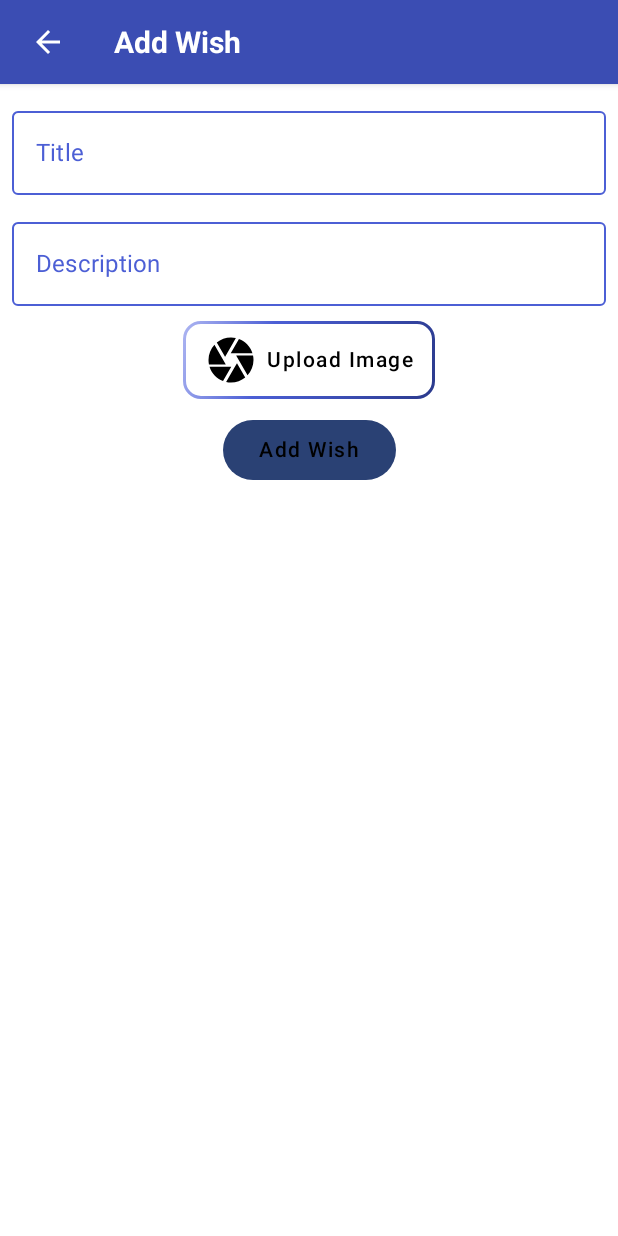
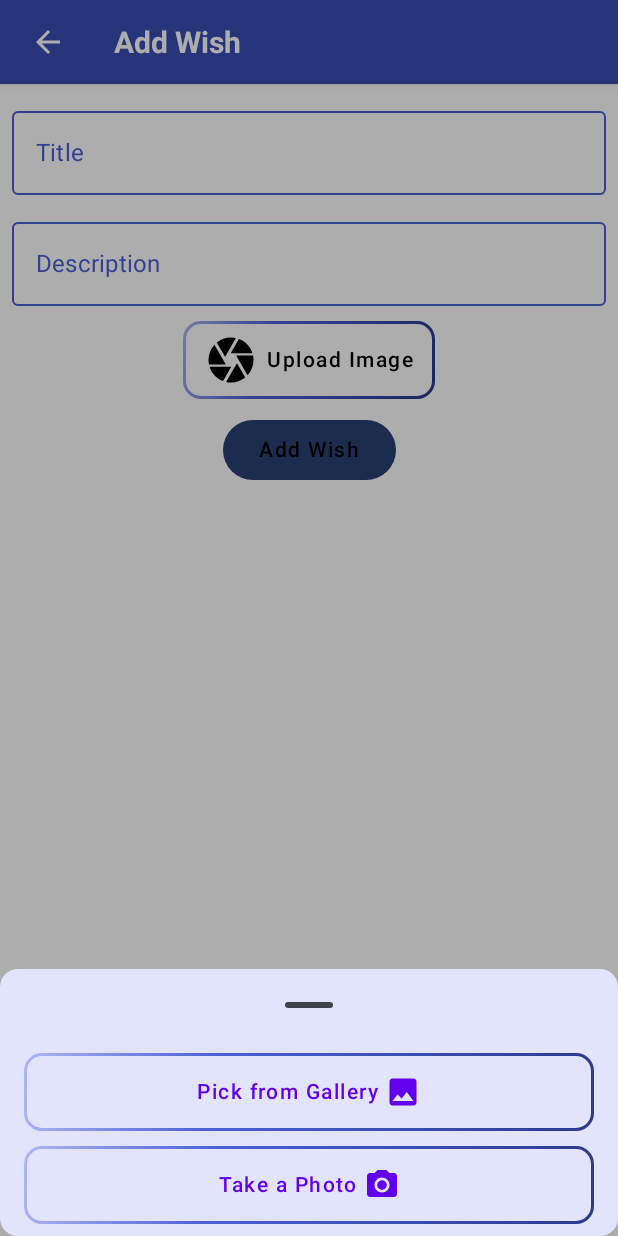
Before and after one commit to ShubhDev2604/WishListApp, an Android app built with Jetpack Compose: the composable AddEditDetailView called with empty values, after a tap on "Upload Image", on a phone screen of 412 x 824 dp. Run offline under Robolectric (Android 15) with nearby library versions, the phone set to English and light mode, and no system bars; 1 statement that could not run was skipped.

Commit message:
Bottomsheet UI completed

```diff
--- a/app/src/main/java/eu/tutorials/mywishlistapp/AddEditDetailView.kt
+++ b/app/src/main/java/eu/tutorials/mywishlistapp/AddEditDetailView.kt
@@ -1,5 +1,6 @@
 package eu.tutorials.mywishlistapp
 
+import android.content.Context
 import androidx.compose.foundation.background
 import androidx.compose.foundation.border
 import androidx.compose.foundation.clickable
@@ -26,8 +27,12 @@ import androidx.compose.material.TextFieldDefaults
 import androidx.compose.material.Typography
 import androidx.compose.material.rememberScaffoldState
 import androidx.compose.material3.Button
+import androidx.compose.material3.ExperimentalMaterial3Api
+import androidx.compose.material3.rememberModalBottomSheetState
 import androidx.compose.runtime.Composable
 import androidx.compose.runtime.collectAsState
+import androidx.compose.runtime.mutableStateOf
+import androidx.compose.runtime.remember
 import androidx.compose.runtime.rememberCoroutineScope
 import androidx.compose.ui.Alignment
 import androidx.compose.ui.Modifier
@@ -48,8 +53,10 @@ import androidx.compose.ui.unit.sp
 import androidx.navigation.NavController
 import eu.tutorials.mywishlistapp.data.Wish
 import eu.tutorials.mywishlistapp.ui.theme.AppTypography
+import kotlinx.coroutines.CoroutineScope
 import kotlinx.coroutines.launch
 
+@OptIn(ExperimentalMaterial3Api::class)
 @Composable
 fun AddEditDetailView(
     id: Long,
@@ -72,6 +79,7 @@ fun AddEditDetailView(
     }
 
     val keyboardController = LocalSoftwareKeyboardController.current
+    val (showSheet, setShowSheet) = remember { mutableStateOf(false) }
 
     Scaffold(
         topBar = {
@@ -137,7 +145,7 @@ fun AddEditDetailView(
                     )
                     .padding(2.dp)
                     .clickable {
-
+                        setShowSheet(true)
                     }
             ){
                 Row (
@@ -209,6 +217,16 @@ fun AddEditDetailView(
                     style = AppTypography.button
                 )
             }
+
+            // Show the bottom sheet if showSheet is true
+            if (showSheet) {
+                AddImageBottomSheet(
+                    onPickFromGallery = { /* handle gallery */ setShowSheet(false) },
+                    onTakePhoto = { /* handle camera */ setShowSheet(false) },
+                    onDismiss = { setShowSheet(false) },
+                    sheetState = rememberModalBottomSheetState()
+                )
+            }
         }
     }
 }
--- /dev/null
+++ b/app/src/main/java/eu/tutorials/mywishlistapp/AddImageBottomSheet.kt
@@ -0,0 +1,125 @@
+package eu.tutorials.mywishlistapp
+
+import androidx.compose.foundation.border
+import androidx.compose.foundation.layout.Column
+import androidx.compose.foundation.layout.Spacer
+import androidx.compose.foundation.layout.WindowInsets
+import androidx.compose.foundation.layout.fillMaxWidth
+import androidx.compose.foundation.layout.height
+import androidx.compose.foundation.layout.imePadding
+import androidx.compose.foundation.layout.navigationBars
+import androidx.compose.foundation.layout.navigationBarsPadding
+import androidx.compose.foundation.layout.padding
+import androidx.compose.foundation.shape.RoundedCornerShape
+import androidx.compose.material.Icon
+import androidx.compose.material.Text
+import androidx.compose.material.TextButton
+import androidx.compose.material.icons.Icons
+import androidx.compose.material3.ExperimentalMaterial3Api
+import androidx.compose.material3.ModalBottomSheet
+import androidx.compose.material3.SheetState
+import androidx.compose.material3.rememberModalBottomSheetState
+import androidx.compose.runtime.Composable
+import androidx.compose.ui.Modifier
+import androidx.compose.ui.graphics.Brush
+import androidx.compose.ui.graphics.vector.ImageVector
+import androidx.compose.ui.res.colorResource
+import androidx.compose.ui.res.vectorResource
+import androidx.compose.ui.unit.dp
+import eu.tutorials.mywishlistapp.ui.theme.AppTypography
+
+@OptIn(ExperimentalMaterial3Api::class)
+@Composable
+fun AddImageBottomSheet(
+    onPickFromGallery: () -> Unit,
+    onTakePhoto: () -> Unit,
+    onDismiss: () -> Unit,
+    sheetState: SheetState
+) {
+    ModalBottomSheet(
+        modifier = Modifier,
+        sheetState = sheetState,
+        shape = RoundedCornerShape(
+            12.dp
+        ),
+        containerColor = colorResource(id = R.color.primary_shade1),
+        contentColor = colorResource(id = R.color.primary_shade5),
+        windowInsets = WindowInsets.navigationBars,
+        onDismissRequest = onDismiss
+    ) {
+        Column(
+            modifier = Modifier
+                .padding(
+                    horizontal = 16.dp,
+                    vertical = 8.dp
+                )
+                .navigationBarsPadding()
+                .imePadding()
+        ) {
+            TextButton(
+                modifier = Modifier
+                    .border(
+                        width = 2.dp,
+                        brush = Brush.linearGradient(
+                            listOf(
+                                colorResource(id = R.color.primary_shade2),
+                                colorResource(id = R.color.primary),
+                                colorResource(id = R.color.primary_variant),
+                                colorResource(id = R.color.primary_shade5)
+                            )
+                        ),
+                        shape = RoundedCornerShape(
+                            12.dp
+                        )
+                    )
+                    .padding(2.dp)
+                    .fillMaxWidth(),
+                onClick = {
+                    //pickImageFromGallery()
+                }
+            ) {
+                Text(
+                    text = "Pick from Gallery",
+                    style = AppTypography.button,
+                    modifier = Modifier
+                        .padding(end = 4.dp)
+                )
+                Icon(imageVector = ImageVector.vectorResource(id = R.drawable.baseline_image_24), contentDescription = "Pick from Gallery")
+            }
+
+            Spacer(modifier = Modifier.height(10.dp))
+
+            TextButton(
+                modifier = Modifier
+                    .border(
+                        width = 2.dp,
+                        brush = Brush.linearGradient(
+                            listOf(
+                                colorResource(id = R.color.primary_shade2),
+                                colorResource(id = R.color.primary),
+                                colorResource(id = R.color.primary_variant),
+                                colorResource(id = R.color.primary_shade5)
+                            )
+                        ),
+                        shape = RoundedCornerShape(
+                            12.dp
+                        )
+                    )
+                    .padding(2.dp)
+                    .fillMaxWidth(),
+                onClick = {
+                    //takePhotoWithCamera()
+                }
+            ) {
+                Text(
+                    text = "Take a Photo",
+                    style = AppTypography.button,
+                    modifier = Modifier
+                        .padding(end = 4.dp)
+                )
+                Icon(imageVector = ImageVector.vectorResource(id = R.drawable.baseline_camera_alt_24), contentDescription = "Take a Photo")
+            }
+        }
+
+    }
+}
--- /dev/null
+++ b/app/src/main/res/drawable/baseline_camera_alt_24.xml
@@ -0,0 +1,7 @@
+<vector xmlns:android="http://schemas.android.com/apk/res/android" android:height="24dp" android:tint="#000000" android:viewportHeight="24" android:viewportWidth="24" android:width="24dp">
+
+    <path android:fillColor="@android:color/white" android:pathData="M12,12m-3.2,0a3.2,3.2 0,1 1,6.4 0a3.2,3.2 0,1 1,-6.4 0"/>
+
+    <path android:fillColor="@android:color/white" android:pathData="M9,2L7.17,4L4,4c-1.1,0 -2,0.9 -2,2v12c0,1.1 0.9,2 2,2h16c1.1,0 2,-0.9 2,-2L22,6c0,-1.1 -0.9,-2 -2,-2h-3.17L15,2L9,2zM12,17c-2.76,0 -5,-2.24 -5,-5s2.24,-5 5,-5 5,2.24 5,5 -2.24,5 -5,5z"/>
+
+</vector>
--- /dev/null
+++ b/app/src/main/res/drawable/baseline_image_24.xml
@@ -0,0 +1,5 @@
+<vector xmlns:android="http://schemas.android.com/apk/res/android" android:height="24dp" android:tint="#000000" android:viewportHeight="24" android:viewportWidth="24" android:width="24dp">
+
+    <path android:fillColor="@android:color/white" android:pathData="M21,19V5c0,-1.1 -0.9,-2 -2,-2H5c-1.1,0 -2,0.9 -2,2v14c0,1.1 0.9,2 2,2h14c1.1,0 2,-0.9 2,-2zM8.5,13.5l2.5,3.01L14.5,12l4.5,6H5l3.5,-4.5z"/>
+
+</vector>
```
